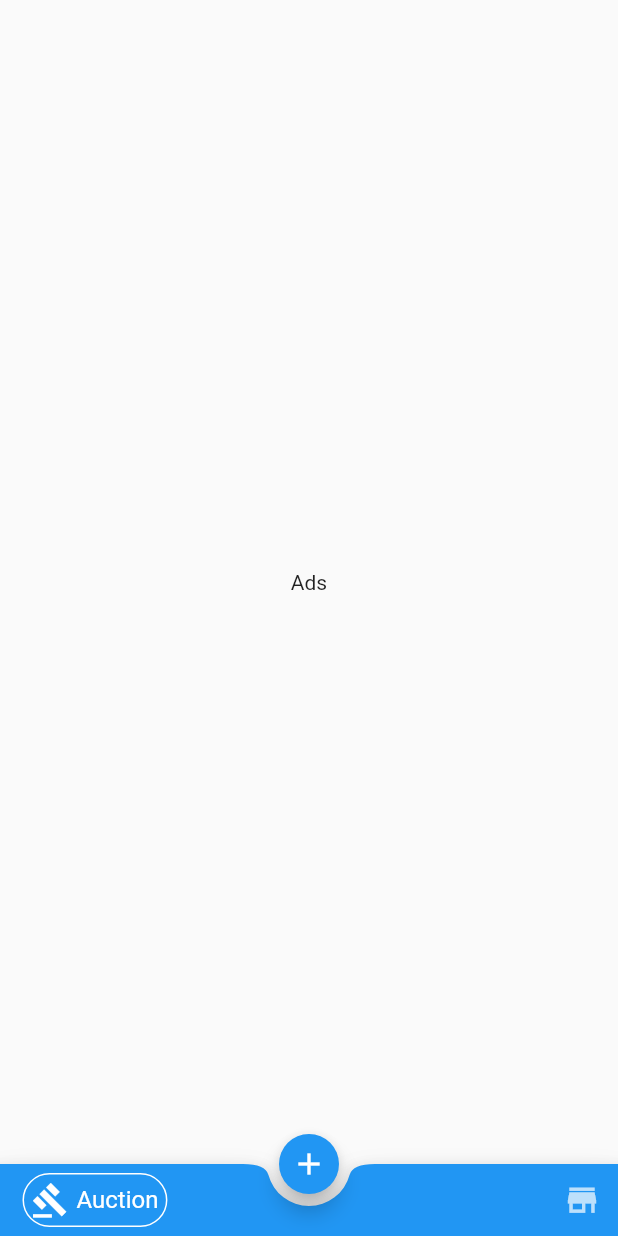
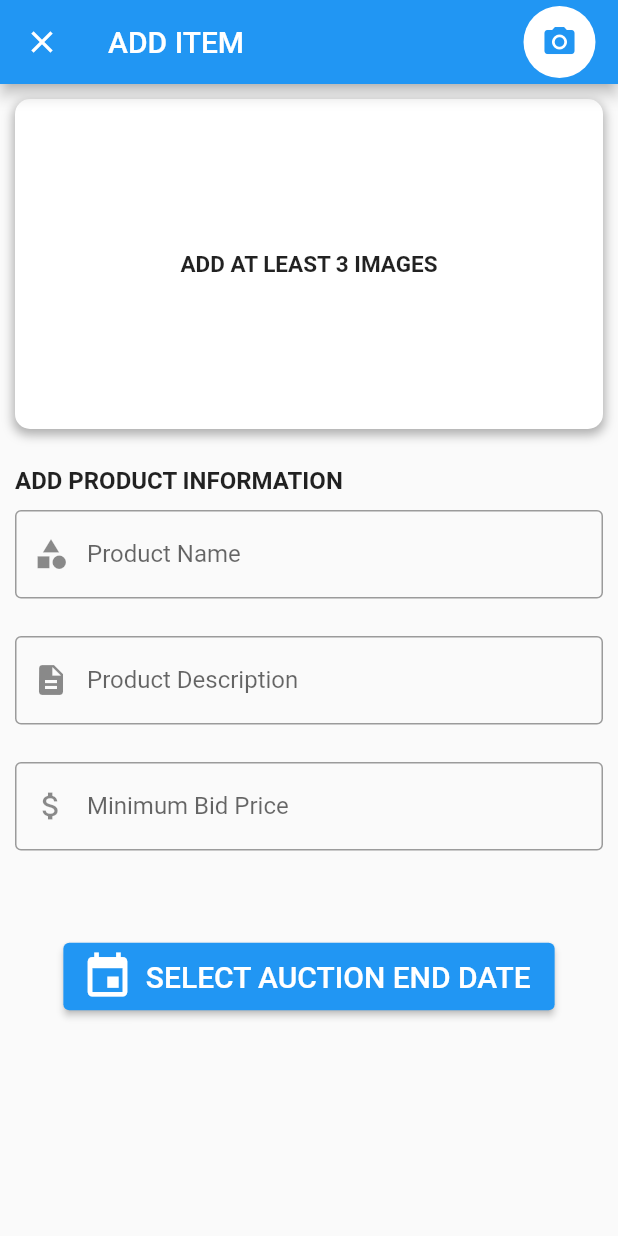
Before and after one commit to sadia71/haggle, a Flutter app: the HomePage screen opened by its route, after a tap on the "add" icon, on a phone screen of 412 x 824 dp. Run offline on Flutter 3.47's test engine with Material 2 defaults, Android fonts, the phone set to English and light mode, and no system bars; our stand-ins replace carousel_slider, cloud_firestore, file_picker, firebase_auth, firebase_core, firebase_storage and 5 more; accounts and stored records are empty.

```diff
--- /dev/null
+++ b/lib/modals/AddItemModal.dart
@@ -0,0 +1,379 @@
+
+import 'dart:io';
+
+import 'package:file_picker/file_picker.dart';
+import 'package:firebase_auth/firebase_auth.dart';
+import 'package:firebase_storage/firebase_storage.dart';
+import 'package:flutter/cupertino.dart';
+import 'package:flutter/material.dart';
+import 'package:haggle/utilities/AuctionTime.dart';
+import 'package:haggle/firebase/BidsManagement.dart';
+import 'package:haggle/utilities/CupertinoItems.dart';
+
+import 'package:carousel_slider/carousel_slider.dart';
+import 'package:haggle/firebase/FirebaseStorageApi.dart';
+import 'package:uuid/uuid.dart';
+
+class AddItemModal extends StatefulWidget {
+  const AddItemModal({Key? key}) : super(key: key);
+
+  @override
+  _AddItemModalState createState() =>  _AddItemModalState();
+}
+
+class _AddItemModalState extends State<AddItemModal> {
+
+  bool isLessTime = false;
+
+  String _itemName='';
+  String _itemDesc='';
+  String _minBidPrice='';
+
+  DateTime dateTime = DateTime.now();
+
+
+  UploadTask? task;
+  List<File>? files;
+  List<Object> imagesAsUrl =[];
+  User? currentUser = FirebaseAuth.instance.currentUser;
+
+
+  Future _selectFile () async{
+    FilePickerResult? result = await FilePicker.platform.pickFiles(
+      allowMultiple: true,
+      allowCompression: true,
+      type: FileType.custom,
+      allowedExtensions: ['jpg', 'png', 'jpeg'],
+    );
+    if(result != null ){
+      List<File> filesPath = result.paths.map((path) => File(path!)).toList();
+      setState(() => files =  filesPath);
+    } else return;
+
+  }
+
+  Future _uploadFile() async{
+    if(files != null){
+
+      final itemId = const Uuid().v4();
+
+
+      files!.map((file) async {
+        final imageId = const Uuid().v4();
+        final fileDestination = 'files/$itemId/$imageId';
+        task = FirebaseStorageApi.uploadFile(fileDestination, file);
+        setState(() {
+
+        });
+        if(task != null) {
+          final snapshot = await task!.whenComplete(() => {});
+          final urlDownload = await snapshot.ref.getDownloadURL();
+          imagesAsUrl.add({
+            'imageId': imageId,
+            'imageUrl': urlDownload
+          });
+
+          if(files!.length == imagesAsUrl.length){
+            BidsManagement().addItem(_itemName, _itemDesc, _minBidPrice, dateTime, currentUser!.uid, imagesAsUrl, itemId);
+            Navigator.pop(context);
+
+          }
+
+        } else return;
+
+      }).toList();
+
+    } else return;
+
+  }
+
+  //for further use
+
+  // Widget buildUploadStatus(UploadTask task){
+  //   return StreamBuilder<TaskSnapshot>(
+  //       stream: task.snapshotEvents,
+  //       builder: (context, snapshot){
+  //         if(snapshot.hasData){
+  //           final snap = snapshot.data!;
+  //           final progress =  snap.bytesTransferred/ snap.totalBytes;
+  //           final percentage = (progress * 100).toStringAsFixed(0);
+  //           return Text('$percentage%');
+  //
+  //         } else return Container();
+  //
+  //       });
+  //
+  // }
+
+
+
+  Widget buildDatePicker() => SizedBox(
+      height: 270,
+      child: CupertinoDatePicker(
+        minimumDate: DateTime.now(),
+        mode: CupertinoDatePickerMode.dateAndTime,
+        onDateTimeChanged: (dateTime) => {
+          setState(() => this.dateTime = dateTime)
+        },
+      )
+
+  );
+
+
+
+  @override
+  Widget build(BuildContext context) {
+
+    _checkIfFileMore(){
+      if(files != null) return files!.length <= 2;
+      else return true;
+
+    }
+
+    disableSubmit(){
+      return _itemName == '' || _itemDesc == '' || _minBidPrice =='' || _checkIfFileMore();
+    }
+
+    _checkIfTimeMoreThanTen(){
+      var currentTime = ((DateTime.now().millisecondsSinceEpoch) / 1000)/60;
+      var selectedTime = ((dateTime.millisecondsSinceEpoch)/ 1000)/60;
+
+      print('currentTime => $currentTime');
+      print('selectedTime => $selectedTime');
+      return selectedTime - currentTime;
+
+    }
+
+
+    return  Scaffold(
+      appBar:  AppBar(
+        title: const Text('ADD ITEM'),
+        actions: <Widget>[
+          Center(
+              child: Container(
+                  margin: EdgeInsets.only(right: 15.0),
+                  child: Ink(
+                      decoration: const ShapeDecoration(
+                        color: Colors.white,
+                        shape: CircleBorder(),
+                      ),
+                      child: IconButton(
+                        enableFeedback: true,
+                        icon: const Icon(Icons.camera_alt),
+                        color: Colors.blue[500],
+                        onPressed: () async { await _selectFile();},
+                      )
+                  )
+              )
+          )
+        ],
+      ),
+      body: SingleChildScrollView(
+        child: Container(
+            padding: EdgeInsets.symmetric(horizontal: 10.0, vertical: 10.0),
+            child:Column(
+              children: [
+
+                Center(
+                    child: files != null && files!.length > 2?
+                    CarouselSlider(
+                      options: CarouselOptions(height: 220.0, enableInfiniteScroll: true),
+                      items: files!.map<Widget>((image) {
+
+                        return new Builder(
+                          builder: (BuildContext context) {
+                            return Container(
+                              width: MediaQuery.of(context).size.width,
+                              margin: EdgeInsets.symmetric(horizontal: 5.0),
+                              decoration: BoxDecoration(
+                                  borderRadius: BorderRadius.circular(5),
+                                  image: DecorationImage(
+                                    image: FileImage(File(image.path)),
+                                    fit: BoxFit.cover,
+                                  )
+                              ),
+                            );
+                          },
+                        );
+                      }).toList(),
+                    ) : Container(
+                      height: 220,
+                      width: MediaQuery.of(context).size.width,
+                      decoration: BoxDecoration(
+                          color: Colors.white,
+                          borderRadius: BorderRadius.circular(10.0),
+                          boxShadow: [
+                            BoxShadow(
+                                color: Colors.black.withOpacity(0.3),
+                                spreadRadius: 1,
+                                blurRadius: 5,
+                                offset: Offset(0, 3)
+                            )
+                          ]
+                      ),
+                      child: Center(
+                          child : Text('ADD AT LEAST 3 IMAGES', style: TextStyle(fontSize: 15, fontWeight: FontWeight.bold),)
+                      ),
+                    )
+
+                ),
+                SizedBox(height: 25.0),
+
+                Container(
+                  alignment: Alignment.topLeft,
+                  child: Text('ADD PRODUCT INFORMATION', textAlign: TextAlign.left, style: TextStyle(fontSize: 16, fontWeight: FontWeight.bold),),
+                ),
+                SizedBox(height: 10.0),
+
+                TextFormField(
+                  onChanged: (itemName) => {
+                    setState(() => {
+                      _itemName = itemName
+                    })},
+                  decoration: InputDecoration(
+                    labelText: 'Product Name',
+                    // errorText: 'Error message',
+                    border: OutlineInputBorder(),
+
+                    prefixIcon: Icon(Icons.category),
+                  ),
+                ),
+
+                SizedBox(height: 25,),
+                TextFormField(
+                  keyboardType: TextInputType.multiline,
+                  minLines: 1,//Normal textInputField will be displayed
+                  maxLines: 4,
+                  onChanged: (descText) => {
+                    setState(() => {
+                      _itemDesc = descText
+                    })},
+                  decoration: InputDecoration(
+                    labelText: 'Product Description',
+                    // errorText: 'Error message',
+                    border: OutlineInputBorder(),
+
+                    prefixIcon: Icon(Icons.description),
+                  ),
+                ),
+                SizedBox(height: 25,),
+
+                TextFormField(
+                  keyboardType: TextInputType.number,
+                  decoration: InputDecoration(
+                    labelText: 'Minimum Bid Price',
+                    // errorText: 'Error message',
+                    border: OutlineInputBorder(),
+
+                    prefixIcon: Icon(Icons.attach_money),
+                  ),
+                  onChanged: (minBidPrice) => {
+                    setState(() => {
+                      _minBidPrice = minBidPrice
+                    })},
+                ),
+                SizedBox(height: 60,),
+
+                ElevatedButton.icon(
+                  icon: Icon(Icons.event, color: Colors.white, size: 35.0),
+                  onPressed: () =>
+                      CupertinoItems.
+                      showSheet(context, child: buildDatePicker(),
+                          onClicked: () {
+                            Navigator.pop(context);
+                            if(_checkIfTimeMoreThanTen() < 10.0){
+                              setState(() {
+                                isLessTime = true;
+                              });
+                            } else  setState(() {
+                              isLessTime = false;
+                            });
+                          }),
+                  style: ElevatedButton.styleFrom(
+                      minimumSize: Size(88, 45)
+                  ),
+
+                  label: Text('SELECT AUCTION END DATE', style: TextStyle(fontSize: 20),),
+                ),
+
+
+                if(isLessTime) Text(
+                  'TIME SHOULD BE 10 MIN OR MORE FROM NOW', style: TextStyle(fontSize: 12, color: Colors.red[500]),
+                ),
+                SizedBox(height: 25),
+
+                if (_checkIfTimeMoreThanTen() >= 10.0) Container(
+                    width: MediaQuery.of(context).size.width,
+                    padding: EdgeInsets.symmetric(horizontal:5.0, vertical: 5.0),
+
+                    decoration: BoxDecoration(
+                      borderRadius: BorderRadius.circular(10.0),
+                      color: Colors.blue[500],
+                    ),
+                    child: Column(
+                      children: [
+                        Container(
+                            padding: EdgeInsets.symmetric(vertical: 10.0),
+                            child: Column(
+                                children:[
+                                  Container(
+                                    alignment: Alignment.topLeft,
+                                    padding: EdgeInsets.symmetric(vertical: 5.0, horizontal: 5.0),
+                                    child: Text('AUCTION WILL BE END', style: TextStyle(fontSize: 20, fontWeight: FontWeight.bold, color:  Colors.white)),
+                                  ),
+                                  Container(
+                                      alignment: Alignment.topRight,
+                                      padding: EdgeInsets.symmetric(vertical: 5.0, horizontal: 5.0),
+                                      child: Row(
+                                          mainAxisAlignment: MainAxisAlignment.spaceBetween,
+                                          children:[
+
+                                            Container(
+                                              child: ElevatedButton.icon(
+                                                icon: Icon(Icons.add, color: disableSubmit() ? Colors.grey : Colors.white , size: 20.0),
+                                                onPressed: disableSubmit() ? null : () async
+                                                {
+                                                  try{
+
+                                                    await _uploadFile();
+                                                    CupertinoItems.showSuccessSnackBar(context, 'ITEM ADDED SUCCESSFULLY');
+                                                  } catch(e) {
+                                                    CupertinoItems.showErrorSnackBar(context, 'ITEM NOT ADDED ${e.toString()}');
+                                                  }
+
+                                                },
+                                                style: ElevatedButton.styleFrom(
+                                                  onPrimary: Colors. white,
+                                                  primary: Colors.green[500],
+                                                  minimumSize: Size(88, 36),
+                                                  padding: EdgeInsets.symmetric(horizontal: 16),
+                                                  shape: const RoundedRectangleBorder(
+                                                    borderRadius: BorderRadius.all(Radius.circular(50)),
+                                                  ),
+                                                ),
+
+                                                label: Text('ADD ITEM', style: TextStyle(fontSize: 15),),
+                                              ),
+                                            ),
+                                            Container(
+                                              width: 200,
+                                              child: Text( AuctionTime().getAuctionPostedTime(dateTime), style: TextStyle(fontSize: 35, fontWeight: FontWeight.bold, color:  Colors.white)),
+                                            ),
+
+                                          ]
+                                      )
+                                  )
+                                ]
+                            )
+                        ),
+                      ],
+                    )
+                ) ,
+
+              ],
+            )
+        ),
+      ),
+    );
+  }
+}
--- a/lib/routes/HomePage.dart
+++ b/lib/routes/HomePage.dart
@@ -1,4 +1,5 @@
 import 'package:flutter/material.dart';
+import 'package:haggle/modals/AddItemModal.dart';
 import 'package:haggle/routes/AuctionAds.dart';
 import 'package:haggle/routes/MyGranary.dart';
 class HomePage extends StatefulWidget {
@@ -32,13 +33,13 @@ class _HomePageState extends State<HomePage> {
       ),
       floatingActionButton: FloatingActionButton.small(
         onPressed: () {
-          // Add your onPressed code here!
-          // Navigator.of(context).push(new MaterialPageRoute<Null>(
-          //     builder: (BuildContext context) {
-          //       return new AddItemModal();
-          //     },
-          //     fullscreenDialog: true
-          // ));
+          //Add your onPressed code here!
+          Navigator.of(context).push( MaterialPageRoute<void>(
+              builder: (BuildContext context) {
+                return const AddItemModal();
+              },
+              fullscreenDialog: true
+          ));
         },
         child: const Icon(Icons.add),
         backgroundColor: Colors.blue,
--- a/lib/utilities/AuctionTime.dart
+++ b/lib/utilities/AuctionTime.dart
@@ -1,57 +1,57 @@
-// import 'package:flutter/material.dart';
-// import 'package:flutter_countdown_timer/current_remaining_time.dart';
-// import 'package:flutter_countdown_timer/flutter_countdown_timer.dart';
-// import 'package:haggle/imports/firebase/BidsManagement.dart';
-// import 'package:intl/intl.dart';
-// import 'package:timeago/timeago.dart' as timeago;
-//
-//
-// class AuctionTime{
-//    getCountDown(lastBidTime, itemId, isCompleted){
-//
-//     var timeInMilliSeconds = (lastBidTime.seconds * 1000);
-//
-//     return CountdownTimer(
-//       endTime: timeInMilliSeconds,
-//       widgetBuilder: (BuildContext context, CurrentRemainingTime? time) {
-//
-//         if (time == null) {
-//           if(isCompleted == false) {
-//             BidsManagement().auctionCompleted(itemId);
-//           }
-//           return Chip(
-//            avatar: Icon(Icons.timer_off, size: 15, color: Colors.white,),
-//            label: Text("BID OVER "+getPostedDay(lastBidTime), style: TextStyle(color: Colors.white),),
-//             backgroundColor: Colors.red[300],
-//           );
-//         }
-//         else {
-//           return Chip(
-//             avatar: Icon(Icons.timer, size: 20, color: Colors.blue[500],),
-//             label: Text(
-//               '${time.days ?? 0} DAY(s)  ${time.hours ?? 0} HOUR(s)  ${time.min ?? 0} MIN(s)  ${time.sec} SEC',
-//               style: TextStyle(fontSize: 14, fontWeight: FontWeight.bold, color: Colors.blue),),
-//           );}
-//       },
-//     );
-//   }
-//
-//    getTime(time) {
-//      DateTime date = DateTime.fromMillisecondsSinceEpoch(time.seconds * 1000, );
-//
-//      return new DateFormat.yMMMd().add_jms().format(date);
-//    }
-//
-//    getAuctionPostedTime(time){
-//
-//
-//      return new DateFormat.yMMMd().add_jms().format(time);
-//    }
-//
-//    getPostedDay(time){
-//      DateTime date = DateTime.fromMillisecondsSinceEpoch(time.seconds * 1000, );
-//      final ago = date.subtract(new Duration());
-//      return timeago.format(ago);
-//
-//    }
-// }
+import 'package:flutter/material.dart';
+import 'package:flutter_countdown_timer/current_remaining_time.dart';
+import 'package:flutter_countdown_timer/flutter_countdown_timer.dart';
+import 'package:haggle/firebase/BidsManagement.dart';
+import 'package:intl/intl.dart';
+import 'package:timeago/timeago.dart' as timeago;
+
+
+class AuctionTime{
+   getCountDown(lastBidTime, itemId, isCompleted){
+
+    var timeInMilliSeconds = (lastBidTime.seconds * 1000);
+
+    return CountdownTimer(
+      endTime: timeInMilliSeconds,
+      widgetBuilder: (BuildContext context, CurrentRemainingTime? time) {
+
+        if (time == null) {
+          if(isCompleted == false) {
+            BidsManagement().auctionCompleted(itemId);
+          }
+          return Chip(
+           avatar: const Icon(Icons.timer_off, size: 15, color: Colors.white,),
+           label: Text("BID OVER "+getPostedDay(lastBidTime), style: const TextStyle(color: Colors.white),),
+            backgroundColor: Colors.red[300],
+          );
+        }
+        else {
+          return Chip(
+            avatar: Icon(Icons.timer, size: 20, color: Colors.blue[500],),
+            label: Text(
+              '${time.days ?? 0} DAY(s)  ${time.hours ?? 0} HOUR(s)  ${time.min ?? 0} MIN(s)  ${time.sec} SEC',
+              style: const TextStyle(fontSize: 14, fontWeight: FontWeight.bold, color: Colors.blue),),
+          );}
+      },
+    );
+  }
+
+   getTime(time) {
+     DateTime date = DateTime.fromMillisecondsSinceEpoch(time.seconds * 1000, );
+
+     return new DateFormat.yMMMd().add_jms().format(date);
+   }
+
+   getAuctionPostedTime(time){
+
+
+     return new DateFormat.yMMMd().add_jms().format(time);
+   }
+
+   getPostedDay(time){
+     DateTime date = DateTime.fromMillisecondsSinceEpoch(time.seconds * 1000, );
+     final ago = date.subtract(new Duration());
+     return timeago.format(ago);
+
+   }
+}
--- a/pubspec.yaml
+++ b/pubspec.yaml
@@ -45,6 +45,8 @@ dependencies:
   uuid: ^3.0.6
   fluttertoast: ^8.0.9
   flutter_countdown_timer: ^4.1.0
+  carousel_slider: ^4.0.0
+  file_picker: ^4.5.1
 
 
 dev_dependencies:
```
Also changed, not shown: lib/modals/BottomModal.dart (added, +150 -0 lines), 1 other file.
